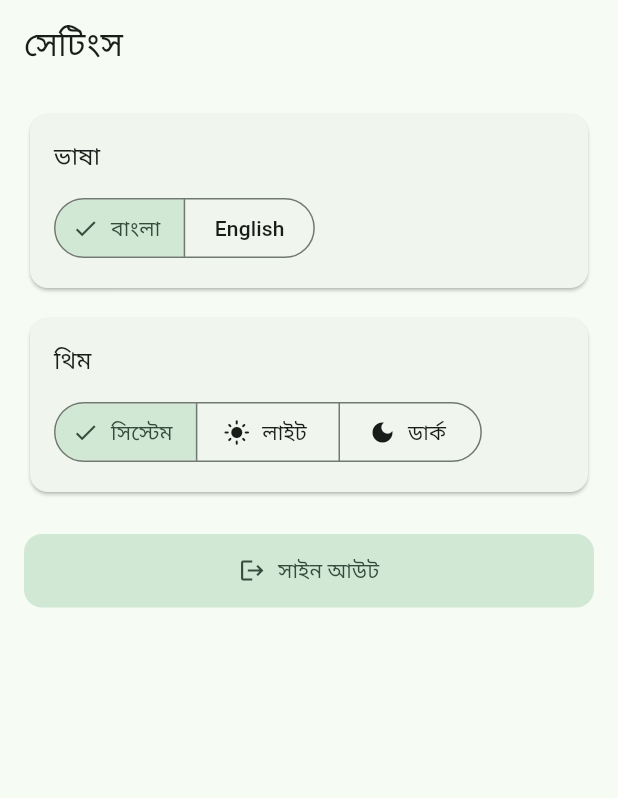
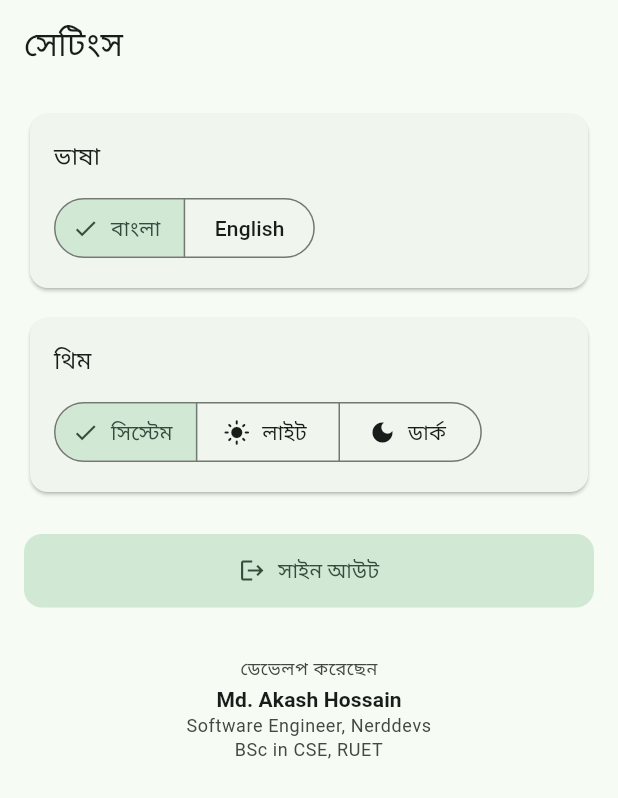
Before and after one commit to Akash044/mosque-log, a Flutter app: the SettingsPage screen opened by its route, on a phone screen of 412 x 824 dp. Shown: the top 798 px of the screen. Run offline on Flutter 3.47's test engine with Material 3 defaults, Android fonts, the light colour scheme and no system bars; our stand-ins replace cloud_firestore, firebase_auth, firebase_core, flutter_riverpod, go_router, google_sign_in and 1 more; accounts and stored records are empty; generated files the repository leaves out were written again.

Commit message:
Refactor code structure for improved readability and maintainability

```diff
--- a/lib/features/settings/settings_page.dart
+++ b/lib/features/settings/settings_page.dart
@@ -82,8 +82,41 @@ class SettingsPage extends ConsumerWidget {
             icon: const Icon(Icons.logout),
             label: Text(l.signOut),
           ),
+          const SizedBox(height: 32),
+          const _DeveloperCredit(),
+          const SizedBox(height: 16),
         ],
       ),
     );
   }
 }
+
+class _DeveloperCredit extends StatelessWidget {
+  const _DeveloperCredit();
+
+  @override
+  Widget build(BuildContext context) {
+    final l = AppLocalizations.of(context);
+    final scheme = Theme.of(context).colorScheme;
+    final muted = Theme.of(context)
+        .textTheme
+        .bodySmall
+        ?.copyWith(color: scheme.onSurfaceVariant);
+    return Column(
+      children: [
+        Text(l.developedBy, style: muted),
+        const SizedBox(height: 2),
+        Text(
+          l.developerName,
+          style: Theme.of(context)
+              .textTheme
+              .titleSmall
+              ?.copyWith(fontWeight: FontWeight.w600),
+        ),
+        Text(l.developerRole, style: muted, textAlign: TextAlign.center),
+        Text(l.developerCredentials,
+            style: muted, textAlign: TextAlign.center),
+      ],
+    );
+  }
+}
--- a/lib/l10n/app_bn.arb
+++ b/lib/l10n/app_bn.arb
@@ -1,7 +1,7 @@
 {
   "@@locale": "bn",
 
-  "appTitle": "মসজিদ অর্থ ব্যবস্থাপনা",
+  "appTitle": "মসজিদ লগ",
 
   "navDashboard": "ড্যাশবোর্ড",
   "mosqueName": "বাইতুর নুর জামে মসজিদ",
@@ -20,6 +20,10 @@
   "haveAccount": "ইতিমধ্যে অ্যাকাউন্ট আছে? সাইন ইন করুন",
   "noAccount": "অ্যাকাউন্ট নেই? নতুন তৈরি করুন",
   "signOut": "সাইন আউট",
+  "developedBy": "ডেভেলপ করেছেন",
+  "developerName": "Md. Akash Hossain",
+  "developerRole": "Software Engineer, Nerddevs",
+  "developerCredentials": "BSc in CSE, RUET",
   "emailRequired": "ইমেইল আবশ্যক",
   "emailInvalid": "সঠিক ইমেইল দিন",
   "passwordRequired": "পাসওয়ার্ড আবশ্যক",
--- a/lib/l10n/app_en.arb
+++ b/lib/l10n/app_en.arb
@@ -1,7 +1,7 @@
 {
   "@@locale": "en",
 
-  "appTitle": "Mosque Finance Tracker",
+  "appTitle": "Mosque Log",
 
   "navDashboard": "Dashboard",
   "mosqueName": "Baitur Nur Jame Mosjid",
@@ -20,6 +20,10 @@
   "haveAccount": "Already have an account? Sign in",
   "noAccount": "Don't have an account? Create one",
   "signOut": "Sign out",
+  "developedBy": "Developed by",
+  "developerName": "Md. Akash Hossain",
+  "developerRole": "Software Engineer, Nerddevs",
+  "developerCredentials": "BSc in CSE, RUET",
   "emailRequired": "Email is required",
   "emailInvalid": "Enter a valid email",
   "passwordRequired": "Password is required",
```
Also changed, not shown: pubspec.yaml (+8 -0 lines), assets/icon/icon.png (added), pubspec.lock, 13 other files.
